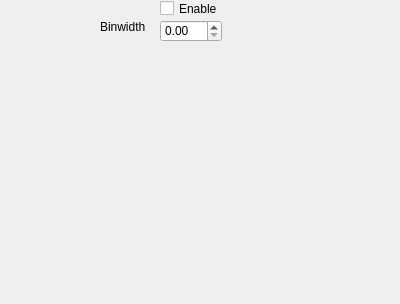
The window that ui/TimestampSettings.ui (MonroeQuantumNetworks/IonControl) describes before a commit, drawn with Qt 5.
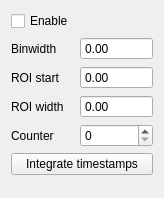
The same window after the commit. Custom widgets are drawn as their Qt base class.

What changed in the file:
```diff
--- a/ui/TimestampSettings.ui
+++ b/ui/TimestampSettings.ui
@@ -6,50 +6,127 @@
    <rect>
     <x>0</x>
     <y>0</y>
-    <width>400</width>
-    <height>304</height>
+    <width>164</width>
+    <height>198</height>
    </rect>
   </property>
   <property name="windowTitle">
    <string>Form</string>
   </property>
-  <widget class="QDoubleSpinBox" name="doubleSpinBox">
-   <property name="geometry">
-    <rect>
-     <x>160</x>
-     <y>20</y>
-     <width>62</width>
-     <height>22</height>
-    </rect>
-   </property>
-  </widget>
-  <widget class="QLabel" name="label">
-   <property name="geometry">
-    <rect>
-     <x>100</x>
-     <y>20</y>
-     <width>46</width>
-     <height>13</height>
-    </rect>
-   </property>
-   <property name="text">
-    <string>Binwidth</string>
-   </property>
-  </widget>
-  <widget class="QCheckBox" name="checkBox">
-   <property name="geometry">
-    <rect>
-     <x>160</x>
-     <y>0</y>
-     <width>70</width>
-     <height>17</height>
-    </rect>
-   </property>
-   <property name="text">
-    <string>Enable</string>
-   </property>
-  </widget>
+  <layout class="QGridLayout" name="gridLayout">
+   <item row="0" column="0">
+    <widget class="QCheckBox" name="enableCheckBox">
+     <property name="text">
+      <string>Enable</string>
+     </property>
+    </widget>
+   </item>
+   <item row="1" column="0">
+    <widget class="QLabel" name="label">
+     <property name="text">
+      <string>Binwidth</string>
+     </property>
+    </widget>
+   </item>
+   <item row="1" column="1">
+    <widget class="MagnitudeSpinBox" name="binwidthSpinBox">
+     <property name="sizePolicy">
+      <sizepolicy hsizetype="Minimum" vsizetype="Fixed">
+       <horstretch>1</horstretch>
+       <verstretch>0</verstretch>
+      </sizepolicy>
+     </property>
+     <property name="buttonSymbols">
+      <enum>QAbstractSpinBox::NoButtons</enum>
+     </property>
+    </widget>
+   </item>
+   <item row="2" column="0">
+    <widget class="QLabel" name="label_2">
+     <property name="text">
+      <string>ROI start</string>
+     </property>
+    </widget>
+   </item>
+   <item row="2" column="1">
+    <widget class="MagnitudeSpinBox" name="roiStartSpinBox">
+     <property name="sizePolicy">
+      <sizepolicy hsizetype="Minimum" vsizetype="Fixed">
+       <horstretch>1</horstretch>
+       <verstretch>0</verstretch>
+      </sizepolicy>
+     </property>
+     <property name="buttonSymbols">
+      <enum>QAbstractSpinBox::NoButtons</enum>
+     </property>
+    </widget>
+   </item>
+   <item row="3" column="0">
+    <widget class="QLabel" name="label_3">
+     <property name="text">
+      <string>ROI width</string>
+     </property>
+    </widget>
+   </item>
+   <item row="3" column="1">
+    <widget class="MagnitudeSpinBox" name="roiWidthSpinBox">
+     <property name="sizePolicy">
+      <sizepolicy hsizetype="Minimum" vsizetype="Fixed">
+       <horstretch>1</horstretch>
+       <verstretch>0</verstretch>
+      </sizepolicy>
+     </property>
+     <property name="buttonSymbols">
+      <enum>QAbstractSpinBox::NoButtons</enum>
+     </property>
+    </widget>
+   </item>
+   <item row="4" column="0">
+    <widget class="QLabel" name="label_4">
+     <property name="text">
+      <string>Counter</string>
+     </property>
+    </widget>
+   </item>
+   <item row="4" column="1">
+    <widget class="QSpinBox" name="counterSpinBox">
+     <property name="maximum">
+      <number>7</number>
+     </property>
+    </widget>
+   </item>
+   <item row="5" column="0" colspan="2">
+    <widget class="QPushButton" name="integrateButton">
+     <property name="text">
+      <string>Integrate timestamps</string>
+     </property>
+     <property name="checkable">
+      <bool>true</bool>
+     </property>
+    </widget>
+   </item>
+   <item row="6" column="0">
+    <spacer name="verticalSpacer">
+     <property name="orientation">
+      <enum>Qt::Vertical</enum>
+     </property>
+     <property name="sizeHint" stdset="0">
+      <size>
+       <width>20</width>
+       <height>40</height>
+      </size>
+     </property>
+    </spacer>
+   </item>
+  </layout>
  </widget>
+ <customwidgets>
+  <customwidget>
+   <class>MagnitudeSpinBox</class>
+   <extends>QDoubleSpinBox</extends>
+   <header>MagnitudeSpinBox</header>
+  </customwidget>
+ </customwidgets>
  <resources/>
  <connections/>
 </ui>
```
